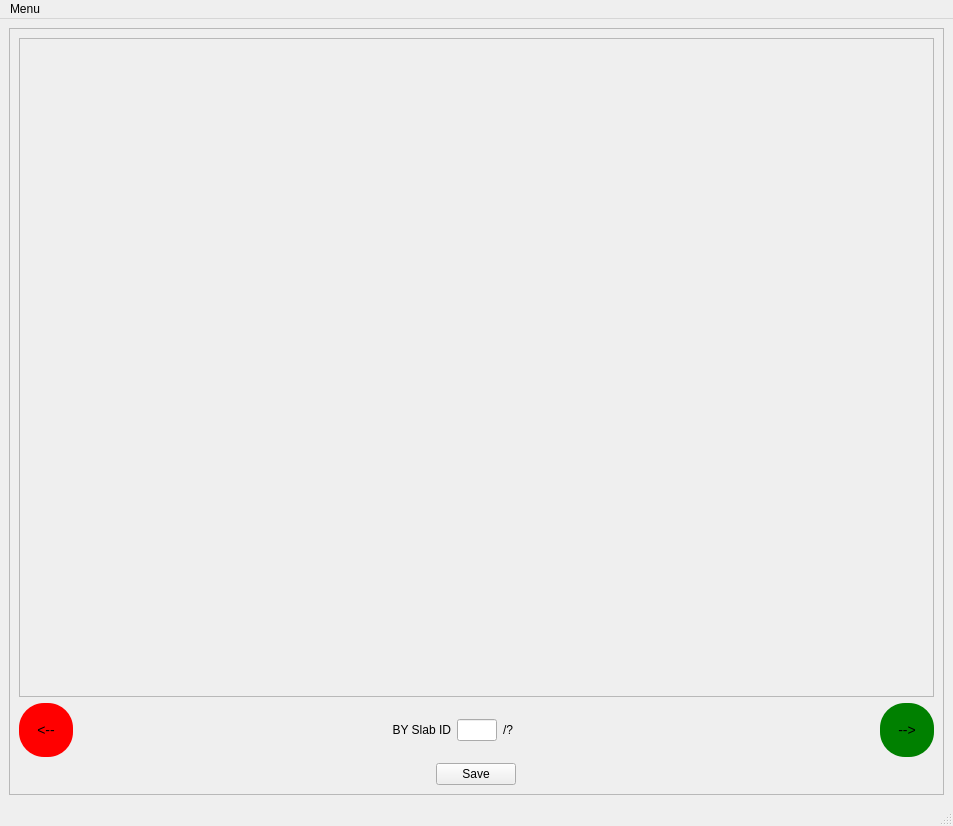
Qt form resources/mainapp.ui (jadenl99/JPCP_slab_classification) before a commit.
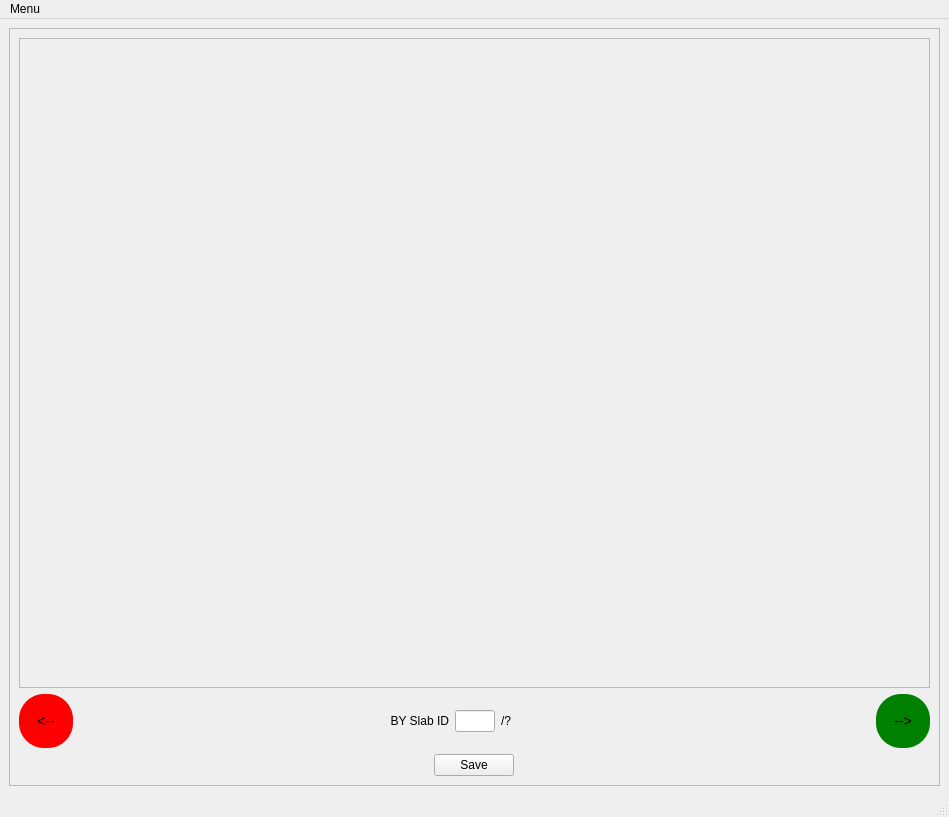
The same form after that commit.

What changed in the file:
```diff
--- a/resources/mainapp.ui
+++ b/resources/mainapp.ui
@@ -6,8 +6,8 @@
    <rect>
     <x>0</x>
     <y>0</y>
-    <width>953</width>
-    <height>826</height>
+    <width>949</width>
+    <height>817</height>
    </rect>
   </property>
   <property name="windowTitle">
@@ -25,8 +25,8 @@
         <rect>
          <x>0</x>
          <y>0</y>
-         <width>929</width>
-         <height>751</height>
+         <width>925</width>
+         <height>742</height>
         </rect>
        </property>
        <layout class="QVBoxLayout" name="verticalLayout_2">
@@ -40,8 +40,8 @@
             <rect>
              <x>0</x>
              <y>0</y>
-             <width>905</width>
-             <height>627</height>
+             <width>901</width>
+             <height>618</height>
             </rect>
            </property>
            <property name="sizePolicy">
@@ -228,7 +228,7 @@
     <rect>
      <x>0</x>
      <y>0</y>
-     <width>953</width>
+     <width>949</width>
      <height>26</height>
     </rect>
    </property>
```
